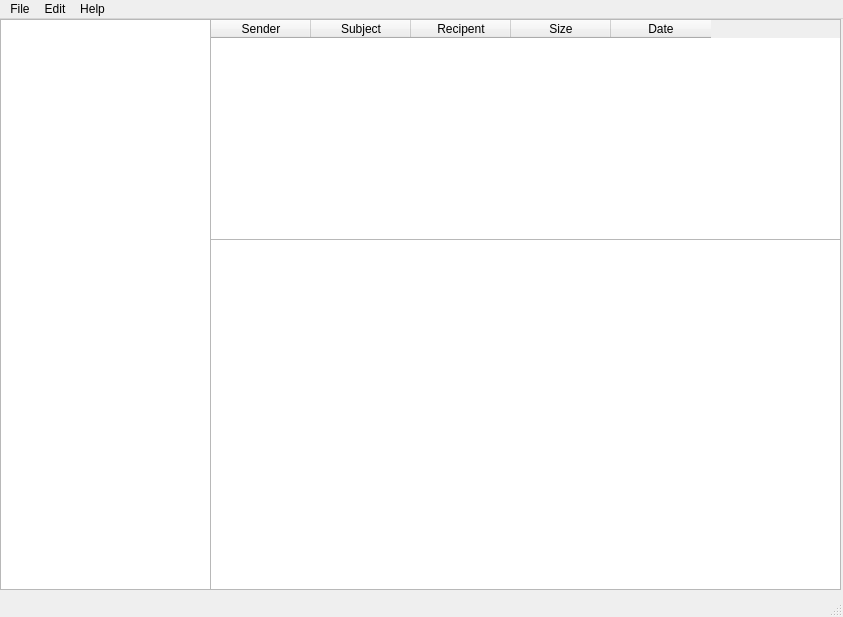
Old version of the form view/UI/MainWindow.ui in the repository Darnoker/mail-desktop.
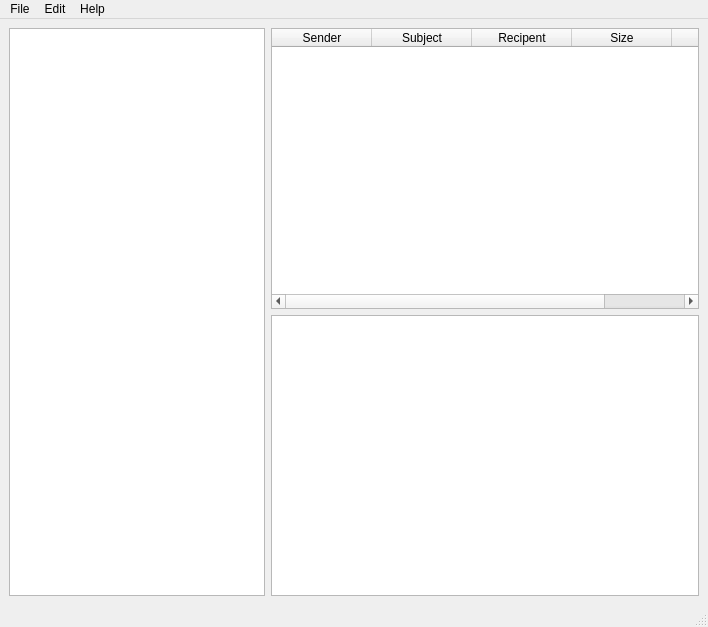
New version of the form.

Commit message: add responsive UI desing for main window

Patch:
```diff
--- a/view/UI/MainWindow.ui
+++ b/view/UI/MainWindow.ui
@@ -6,33 +6,31 @@
    <rect>
     <x>0</x>
     <y>0</y>
-    <width>843</width>
-    <height>617</height>
+    <width>708</width>
+    <height>627</height>
    </rect>
   </property>
   <property name="windowTitle">
    <string>MainWindow</string>
   </property>
   <widget class="QWidget" name="centralwidget">
+   <layout class="QGridLayout" name="gridLayout">
+    <item row="0" column="0">
+     <layout class="QHBoxLayout" name="horizontalLayout">
+      <item>
    <widget class="QTreeView" name="treeView">
-    <property name="geometry">
-     <rect>
-      <x>0</x>
-      <y>0</y>
-      <width>211</width>
-      <height>571</height>
-     </rect>
-    </property>
-   </widget>
+        <property name="sizePolicy">
+         <sizepolicy hsizetype="Fixed" vsizetype="Expanding">
+          <horstretch>0</horstretch>
+          <verstretch>0</verstretch>
+         </sizepolicy>
+        </property>
+       </widget>
+      </item>
+      <item>
+       <layout class="QVBoxLayout" name="verticalLayout">
+        <item>
    <widget class="QTableWidget" name="tableWidget">
-    <property name="geometry">
-     <rect>
-      <x>210</x>
-      <y>0</y>
-      <width>631</width>
-      <height>221</height>
-     </rect>
-    </property>
     <column>
      <property name="text">
       <string>Sender</string>
@@ -59,24 +57,30 @@
      </property>
     </column>
    </widget>
+        </item>
+        <item>
    <widget class="QTextBrowser" name="textBrowser">
-    <property name="geometry">
-     <rect>
-      <x>210</x>
-      <y>220</y>
-      <width>631</width>
-      <height>351</height>
-     </rect>
-    </property>
-   </widget>
+          <property name="minimumSize">
+           <size>
+            <width>213</width>
+            <height>206</height>
+           </size>
+          </property>
+         </widget>
+        </item>
+       </layout>
+      </item>
+     </layout>
+    </item>
+   </layout>
   </widget>
   <widget class="QMenuBar" name="menubar">
    <property name="geometry">
     <rect>
      <x>0</x>
      <y>0</y>
-     <width>843</width>
-     <height>22</height>
+     <width>708</width>
+     <height>21</height>
     </rect>
    </property>
    <widget class="QMenu" name="menuFile">
```
Lines whose indentation alone changed are shown as unchanged. The commit also changes 1 other file.
